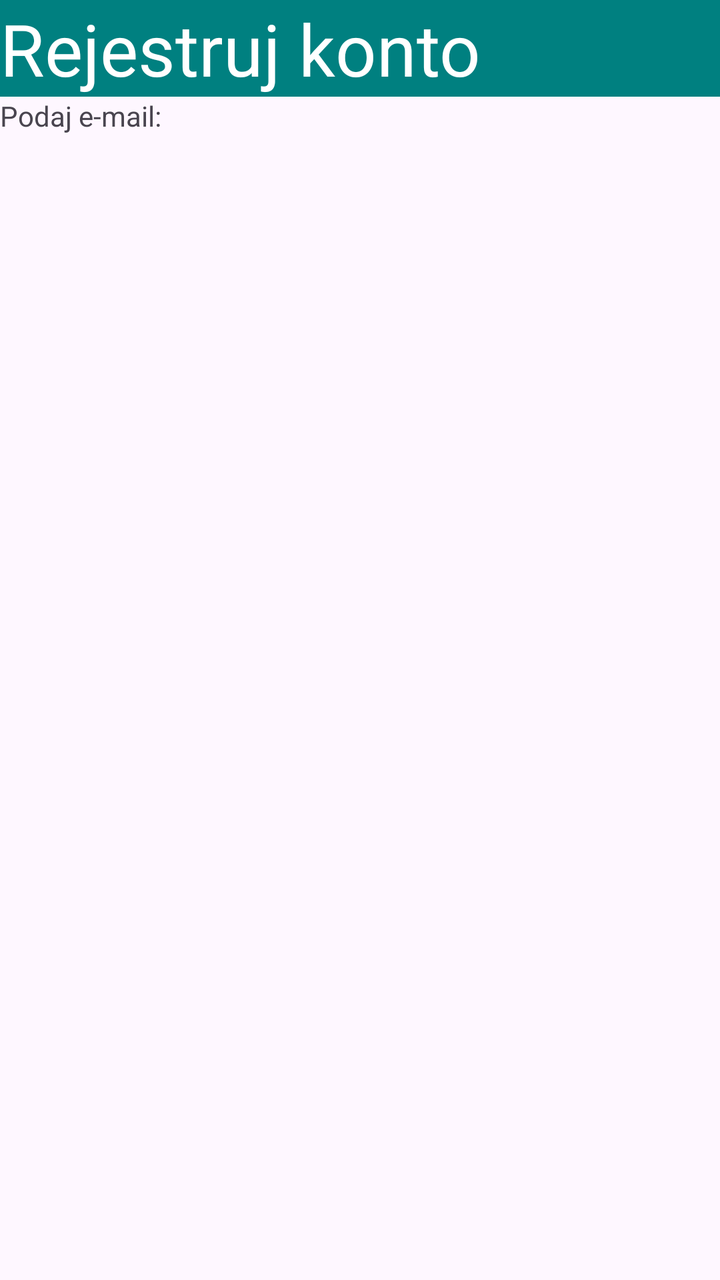
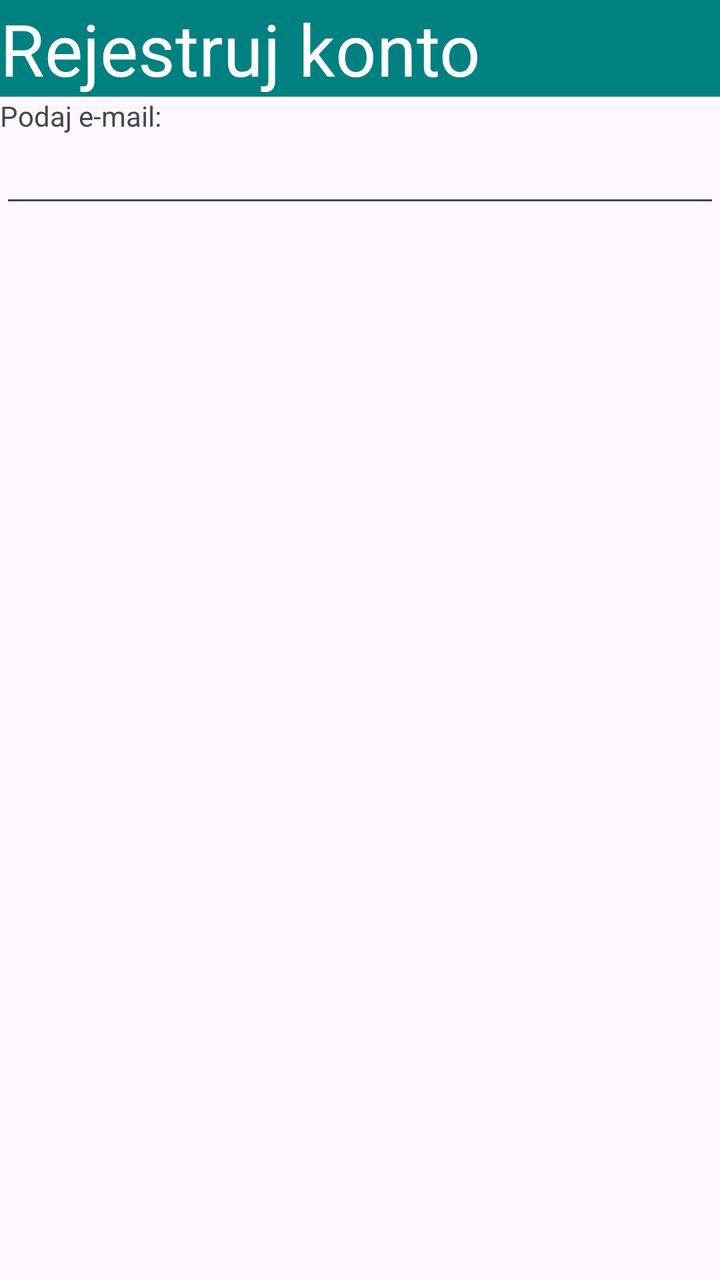

Two renders of the same Android screen: before a commit and after it. Below are the layout's source before the change and the commit's diff.
<!-- AndroidManifest.xml: application theme Theme._05_zadanie1 -->
<!-- res/layout/activity_main.xml -->
<?xml version="1.0" encoding="utf-8"?>
<LinearLayout xmlns:android="http://schemas.android.com/apk/res/android"
    xmlns:app="http://schemas.android.com/apk/res-auto"
    xmlns:tools="http://schemas.android.com/tools"
    android:id="@+id/main"
    android:layout_width="match_parent"
    android:layout_height="match_parent"
    android:orientation="vertical"
    tools:context=".MainActivity" >

    <TextView
        android:id="@+id/textView"
        android:layout_width="match_parent"
        android:layout_height="wrap_content"
        android:background="#008080"
        android:text="Rejestruj konto"
        android:textColor="#FFFFFF"
        android:textSize="36sp" />

    <TextView
        android:id="@+id/textView2"
        android:layout_width="match_parent"
        android:layout_height="wrap_content"
        android:text="Podaj e-mail:" />
</LinearLayout>
<!-- resources referenced by this layout -->
<resources>
  <style name="Theme._05_zadanie1" parent="Base.Theme._05_zadanie1" />
  <style name="Base.Theme._05_zadanie1" parent="Theme.Material3.DayNight.NoActionBar">
          
          
      </style>
</resources>

<!-- the commit's change to res/layout/activity_main.xml (unified diff, before → after) -->
@@ -22,4 +22,11 @@
         android:layout_width="match_parent"
         android:layout_height="wrap_content"
         android:text="Podaj e-mail:" />
+
+    <EditText
+        android:id="@+id/editTextTextEmailAddress"
+        android:layout_width="match_parent"
+        android:layout_height="wrap_content"
+        android:ems="10"
+        android:inputType="textEmailAddress" />
 </LinearLayout>
